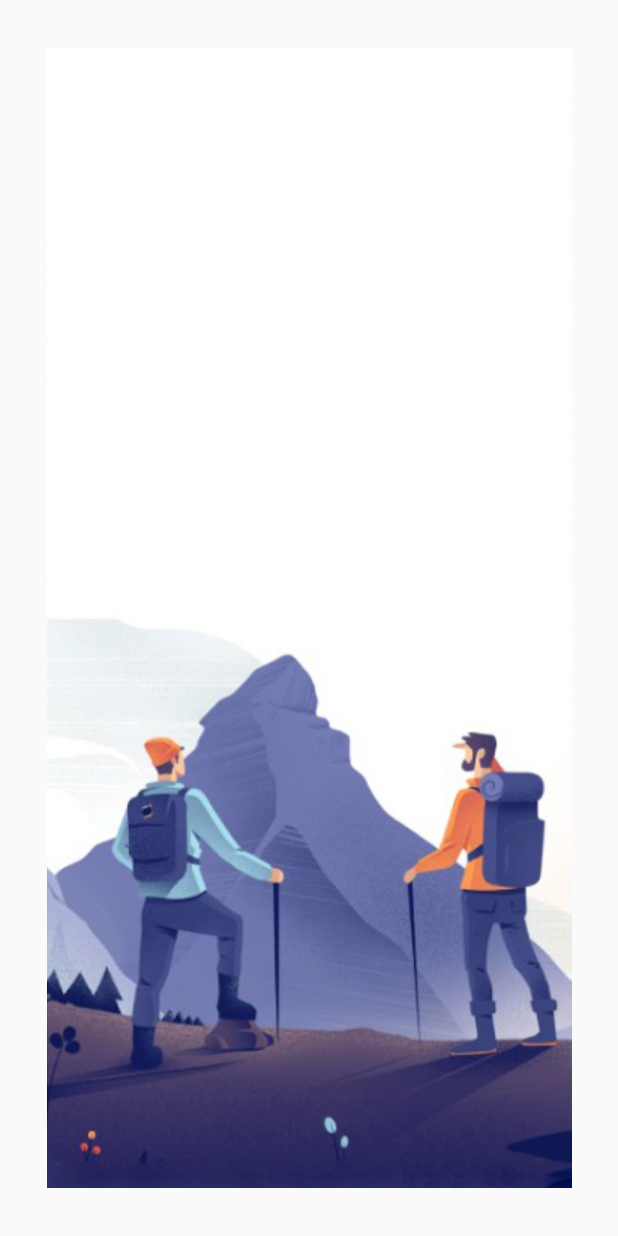
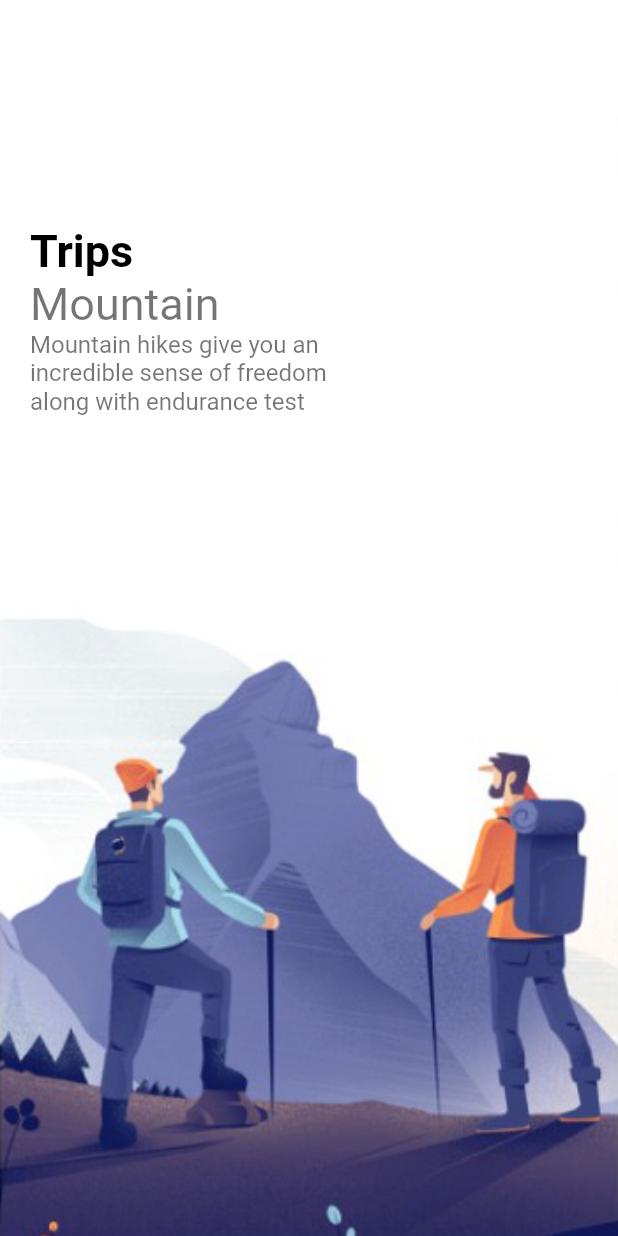
Before and after one commit to EddiesCode/flutter-travel-app, a Flutter app: the screen it shows after launch, on a phone screen of 412 x 824 dp. Run offline on Flutter 3.47's test engine with Material 2 defaults, Android fonts, the phone set to English and light mode, and no system bars.

Commit message:
added text widgets for reuse and designed welcome_page

```diff
--- a/lib/pages/welcome_page.dart
+++ b/lib/pages/welcome_page.dart
@@ -1,4 +1,6 @@
 import 'package:flutter/material.dart';
+import 'package:travel_app/widgets/app_large_text.dart';
+import 'package:travel_app/widgets/app_text.dart';
 
 class WelcomePage extends StatefulWidget {
   const WelcomePage({super.key});
@@ -25,8 +27,27 @@ class _WelcomePageState extends State<WelcomePage> {
           width: double.infinity,
           height: double.infinity,
           decoration: BoxDecoration(
-              image: DecorationImage(
-                  image: AssetImage("images/${images.elementAt(index)}"))),
+            image: DecorationImage(
+              fit: BoxFit.cover,
+              image: AssetImage("images/${images.elementAt(index)}"),
+            ),
+          ),
+          child: Container(
+            margin: const EdgeInsets.only(top: 150, left: 20, right: 20),
+            child: Column(
+              crossAxisAlignment: CrossAxisAlignment.start,
+              children: [
+                AppLargeText(text: "Trips"),
+                AppText(text: "Mountain", size: 30),
+                SizedBox(
+                  width: 200,
+                  child: AppText(
+                      text:
+                          "Mountain hikes give you an incredible sense of freedom along with endurance test"),
+                )
+              ],
+            ),
+          ),
         );
       },
     ));
--- /dev/null
+++ b/lib/widgets/app_large_text.dart
@@ -0,0 +1,21 @@
+import "package:flutter/material.dart";
+
+class AppLargeText extends StatelessWidget {
+  AppLargeText(
+      {super.key,
+      required this.text,
+      this.color = Colors.black,
+      this.size = 30});
+  double size;
+  final String text;
+  final Color color;
+
+  @override
+  Widget build(BuildContext context) {
+    return Text(
+      text,
+      style:
+          TextStyle(color: color, fontSize: size, fontWeight: FontWeight.bold),
+    );
+  }
+}
--- /dev/null
+++ b/lib/widgets/app_text.dart
@@ -0,0 +1,20 @@
+import "package:flutter/material.dart";
+
+class AppText extends StatelessWidget {
+  AppText(
+      {super.key,
+      required this.text,
+      this.color = Colors.black54,
+      this.size = 16});
+  double size;
+  final String text;
+  final Color color;
+
+  @override
+  Widget build(BuildContext context) {
+    return Text(
+      text,
+      style: TextStyle(color: color, fontSize: size),
+    );
+  }
+}
```
